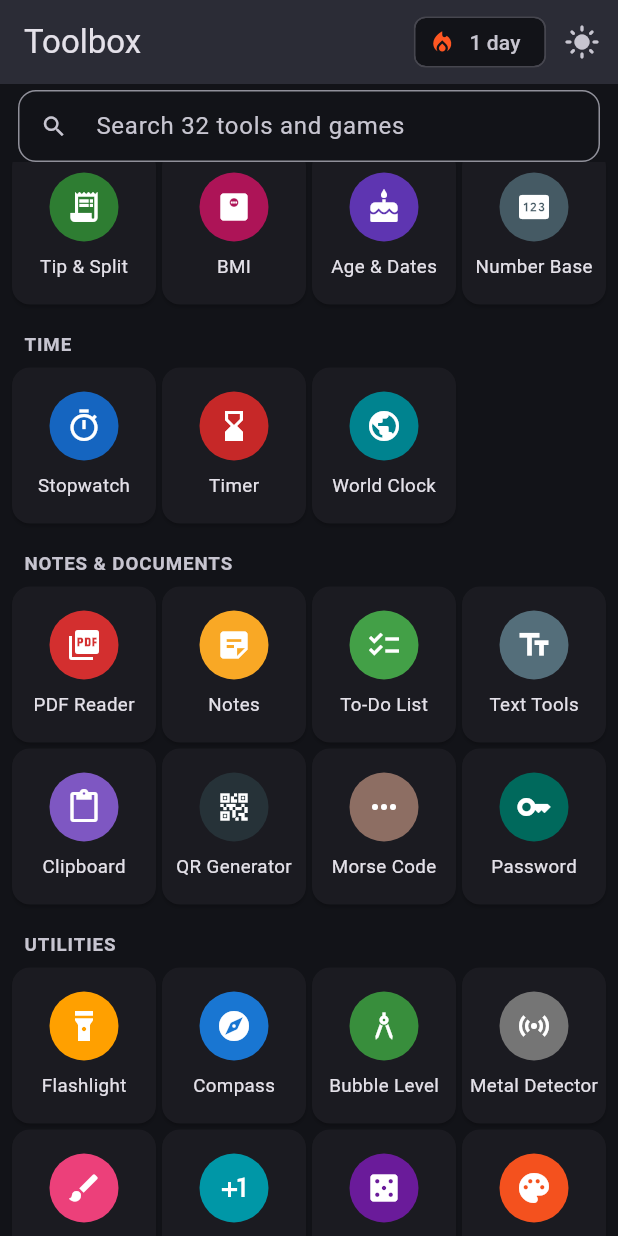
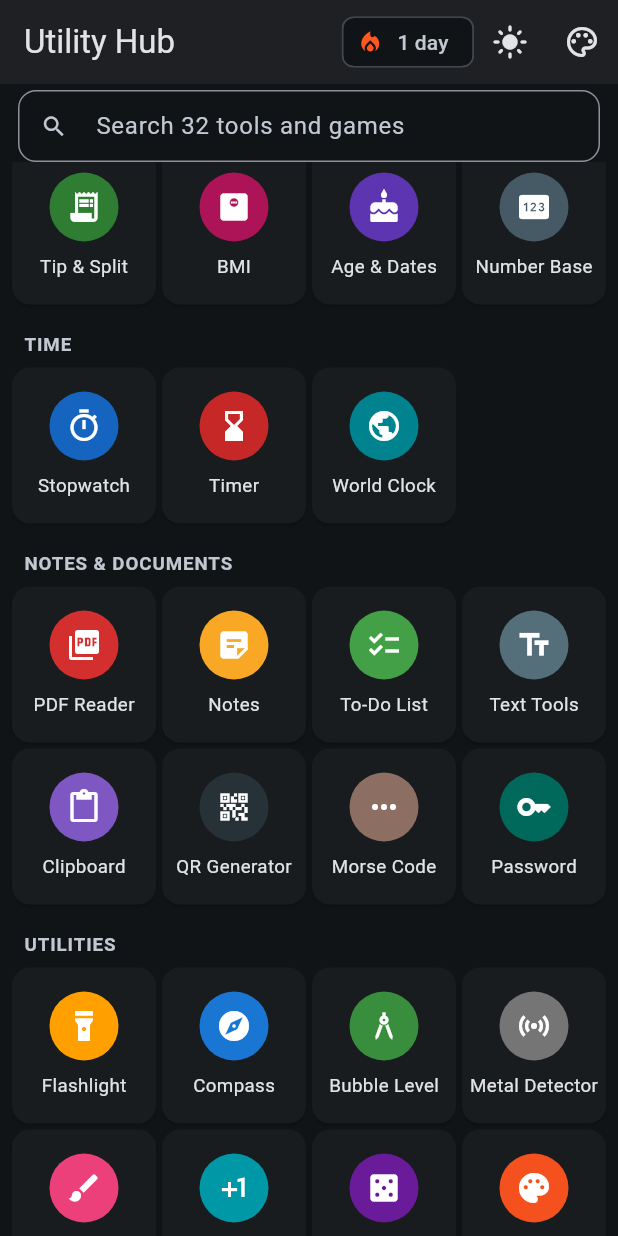
Before and after one commit to BiniSOG/All-tools-simplified, a Flutter app: the screen it shows after launch, scrolled down 576 dp, after a tap on the "dark mode" icon, on a phone screen of 412 x 824 dp. Run offline on Flutter 3.47's test engine with Material 3 defaults, Android fonts, the phone set to English and light mode, and no system bars; our stand-ins replace file_picker, qr_flutter, sensors_plus, shared_preferences; missing offline and left inert: pdfx.

Commit message:
Add app icon, brand color theme with custom colors and dark mode
- Launcher icons for Android (legacy + adaptive) and iOS generated from
  the supplied artwork by tool/make_icons.py
- App renamed to Utility Hub to match the icon
- Appearance screen: auto/light/dark mode and accent color from presets,
  HSV sliders or a hex code; choices persist and apply instantly

Co-Authored-By: Claude Fable 5.2 <noreply@anthropic.com>
Claude-Session: https://claude.ai/code/session_01FyzNFvv5L8xysVNo57WTF8

```diff
--- /dev/null
+++ b/lib/core/theme.dart
@@ -0,0 +1,73 @@
+import 'package:flutter/material.dart';
+
+import 'store.dart';
+
+/// The blue of the app icon; used until the user picks their own colour.
+const brandColor = Color(0xFF275A89);
+
+/// App-wide appearance: accent colour and light / dark / follow-system mode.
+/// Both are saved on the device and applied instantly when changed.
+class AppTheme extends ChangeNotifier {
+  AppTheme._();
+  static final AppTheme instance = AppTheme._();
+
+  ThemeMode _mode = ThemeMode.system;
+  Color _color = brandColor;
+
+  ThemeMode get mode => _mode;
+  Color get color => _color;
+  bool get isDefaultColor => _color == brandColor;
+
+  /// Reads the saved choice. Call after [Store.init].
+  void load() {
+    _mode = switch (Store.str('theme.mode')) {
+      'light' => ThemeMode.light,
+      'dark' => ThemeMode.dark,
+      _ => ThemeMode.system,
+    };
+    final saved = Store.integer('theme.color', -1);
+    _color = saved < 0 ? brandColor : Color(0xFF000000 | saved);
+    notifyListeners();
+  }
+
+  void setMode(ThemeMode m) {
+    _mode = m;
+    Store.setStr('theme.mode', m.name);
+    notifyListeners();
+  }
+
+  void setColor(Color c) {
+    _color = Color(0xFF000000 | (c.toARGB32() & 0xFFFFFF));
+    Store.setInt('theme.color', _color.toARGB32() & 0xFFFFFF);
+    notifyListeners();
+  }
+
+  /// Builds the Material theme for [brightness] from the chosen accent colour.
+  ThemeData build(Brightness brightness) {
+    // "fidelity" keeps the generated palette close to the exact colour picked.
+    final cs = ColorScheme.fromSeed(seedColor: _color, brightness: brightness, dynamicSchemeVariant: DynamicSchemeVariant.fidelity);
+    final dark = brightness == Brightness.dark;
+    return ThemeData(
+      colorScheme: cs,
+      useMaterial3: true,
+      // Light mode shows the exact chosen colour in the title bar, with readable text on top.
+      appBarTheme: AppBarTheme(
+        backgroundColor: dark ? cs.surfaceContainer : _color,
+        foregroundColor: dark ? cs.onSurface : (ThemeData.estimateBrightnessForColor(_color) == Brightness.dark ? Colors.white : Colors.black),
+        surfaceTintColor: Colors.transparent,
+      ),
+      // The simple fade transition is cheaper than the default zoom on slow phones.
+      pageTransitionsTheme: const PageTransitionsTheme(builders: {TargetPlatform.android: FadeUpwardsPageTransitionsBuilder(), TargetPlatform.iOS: CupertinoPageTransitionsBuilder()}),
+    );
+  }
+}
+
+String hexOf(Color c) => '#${(c.toARGB32() & 0xFFFFFF).toRadixString(16).padLeft(6, '0').toUpperCase()}';
+
+/// Parses "#RRGGBB" / "RRGGBB" / "#RGB"; returns null if it is not a colour.
+Color? parseHex(String input) {
+  var s = input.trim().replaceFirst('#', '');
+  if (s.length == 3) s = s.split('').map((c) => '$c$c').join();
+  if (!RegExp(r'^[0-9a-fA-F]{6}$').hasMatch(s)) return null;
+  return Color(0xFF000000 | int.parse(s, radix: 16));
+}
--- a/lib/main.dart
+++ b/lib/main.dart
@@ -1,12 +1,15 @@
 import 'package:flutter/material.dart';
 
 import 'core/store.dart';
+import 'core/theme.dart';
 import 'core/ui.dart';
 import 'registry.dart';
+import 'settings.dart';
 
 Future<void> main() async {
   WidgetsFlutterBinding.ensureInitialized();
   await Store.init();
+  AppTheme.instance.load();
   runApp(ToolboxApp(streakExtended: Streak.touch()));
 }
 
@@ -19,36 +22,22 @@ class ToolboxApp extends StatefulWidget {
 }
 
 class _ToolboxAppState extends State<ToolboxApp> {
-  // null = follow the phone's setting.
-  bool? _dark = Store.str('theme').isEmpty ? null : Store.str('theme') == 'dark';
-
-  ThemeData _theme(Brightness b) => ThemeData(
-    colorScheme: ColorScheme.fromSeed(seedColor: const Color(0xFF3F51B5), brightness: b),
-    useMaterial3: true,
-    // The simple fade transition is cheaper than the default zoom on slow phones.
-    pageTransitionsTheme: const PageTransitionsTheme(builders: {TargetPlatform.android: FadeUpwardsPageTransitionsBuilder(), TargetPlatform.iOS: CupertinoPageTransitionsBuilder()}),
-  );
-
   @override
-  Widget build(BuildContext context) => MaterialApp(
-    title: 'Toolbox',
-    debugShowCheckedModeBanner: false,
-    theme: _theme(Brightness.light),
-    darkTheme: _theme(Brightness.dark),
-    themeMode: _dark == null ? ThemeMode.system : (_dark! ? ThemeMode.dark : ThemeMode.light),
-    home: HomePage(
-      streakExtended: widget.streakExtended,
-      onToggleTheme: (nowDark) => setState(() {
-        _dark = !nowDark;
-        Store.setStr('theme', _dark! ? 'dark' : 'light');
-      }),
+  Widget build(BuildContext context) => ListenableBuilder(
+    listenable: AppTheme.instance,
+    builder: (_, _) => MaterialApp(
+      title: 'Utility Hub',
+      debugShowCheckedModeBanner: false,
+      theme: AppTheme.instance.build(Brightness.light),
+      darkTheme: AppTheme.instance.build(Brightness.dark),
+      themeMode: AppTheme.instance.mode,
+      home: HomePage(streakExtended: widget.streakExtended),
     ),
   );
 }
 
 class HomePage extends StatefulWidget {
-  const HomePage({super.key, required this.onToggleTheme, this.streakExtended = false});
-  final void Function(bool currentlyDark) onToggleTheme;
+  const HomePage({super.key, this.streakExtended = false});
   final bool streakExtended;
 
   @override
@@ -108,6 +97,7 @@ class _HomePageState extends State<HomePage> {
   @override
   Widget build(BuildContext context) {
     final dark = Theme.of(context).brightness == Brightness.dark;
+    final cs = Theme.of(context).colorScheme;
     final q = _search.text.trim().toLowerCase();
     final slivers = <Widget>[];
 
@@ -124,15 +114,15 @@ class _HomePageState extends State<HomePage> {
         SliverToBoxAdapter(
           child: Card(
             margin: const EdgeInsets.fromLTRB(12, 12, 12, 0),
-            color: const Color(0xFF26A269),
+            color: cs.secondaryContainer,
             child: ListTile(
-              leading: Icon(pick.icon, color: Colors.white, size: 32),
+              leading: Icon(pick.icon, color: cs.primary, size: 32),
               title: Text(
                 'Game of the day: ${pick.name}',
-                style: const TextStyle(color: Colors.white, fontWeight: FontWeight.w600),
+                style: TextStyle(color: cs.onSecondaryContainer, fontWeight: FontWeight.w600),
               ),
-              subtitle: Text(best == null ? 'You have not played this one yet. Set a first score!' : 'Your best: $best. Can you beat it today?', style: const TextStyle(color: Colors.white)),
-              trailing: const Icon(Icons.play_arrow, color: Colors.white),
+              subtitle: Text(best == null ? 'You have not played this one yet. Set a first score!' : 'Your best: $best. Can you beat it today?', style: TextStyle(color: cs.onSecondaryContainer)),
+              trailing: Icon(Icons.play_arrow, color: cs.primary),
               onTap: () => _open(pick),
             ),
           ),
@@ -162,14 +152,23 @@ class _HomePageState extends State<HomePage> {
 
     return Scaffold(
       appBar: AppBar(
-        title: const Text('Toolbox'),
+        title: const Text('Utility Hub'),
         actions: [
           Chip(
             avatar: const Icon(Icons.local_fire_department, color: Colors.deepOrange, size: 18),
             label: Text('${Streak.days} ${Streak.days == 1 ? 'day' : 'days'}'),
             visualDensity: VisualDensity.compact,
           ),
-          IconButton(icon: Icon(dark ? Icons.light_mode : Icons.dark_mode), tooltip: dark ? 'Light mode' : 'Dark mode', onPressed: () => widget.onToggleTheme(dark)),
+          IconButton(
+            icon: Icon(dark ? Icons.light_mode : Icons.dark_mode),
+            tooltip: dark ? 'Light mode' : 'Dark mode',
+            onPressed: () => AppTheme.instance.setMode(dark ? ThemeMode.light : ThemeMode.dark),
+          ),
+          IconButton(
+            icon: const Icon(Icons.palette_outlined),
+            tooltip: 'Appearance',
+            onPressed: () => Navigator.of(context).push(MaterialPageRoute<void>(builder: (_) => const SettingsPage())),
+          ),
         ],
       ),
       body: SafeArea(
--- a/lib/tools/text_tools.dart
+++ b/lib/tools/text_tools.dart
@@ -296,7 +296,7 @@ class QrTool extends StatefulWidget {
 }
 
 class _QrState extends State<QrTool> {
-  final _c = TextEditingController(text: 'Hello from Toolbox');
+  final _c = TextEditingController(text: 'Hello from Utility Hub');
 
   @override
   Widget build(BuildContext context) => ToolList(
```
Also changed, not shown: lib/settings.dart (added, +162 -0 lines), assets/icon.png (added), assets/icon_source.jpg (added), 32 other files.
